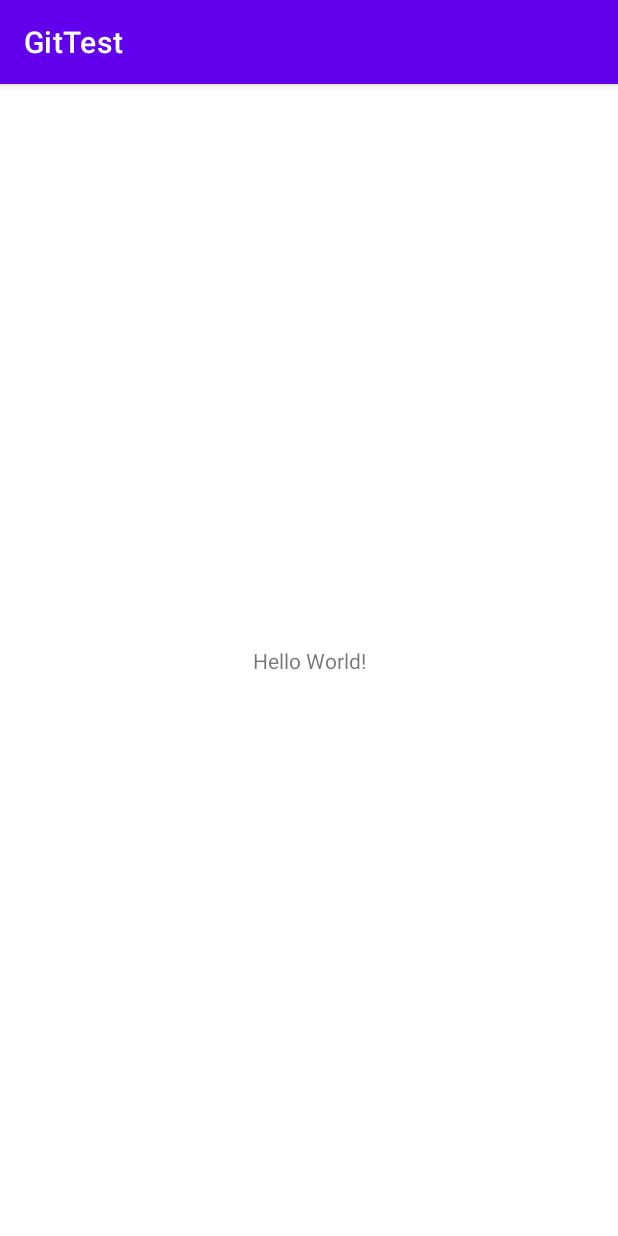
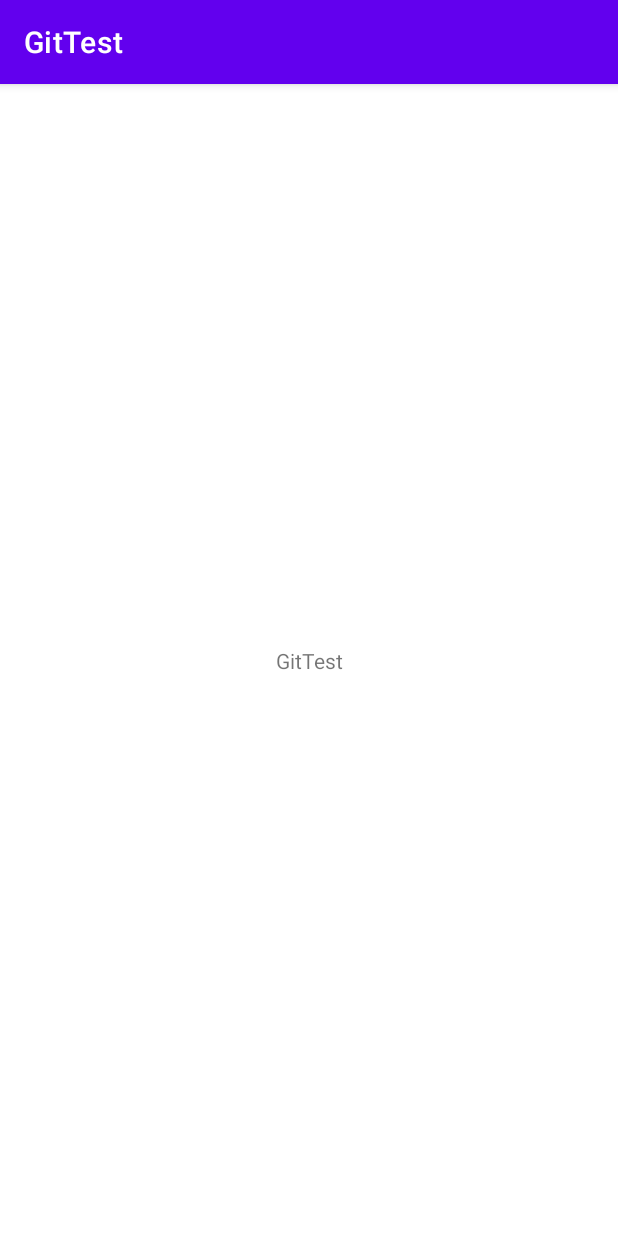
Before and after one commit to giuliatremm/git-test, an Android app: the screen it shows after launch (MainActivity), on a phone screen of 412 x 824 dp. Run offline under Robolectric (Android 15) with nearby library versions, the phone set to English and light mode, and no system bars.

Commit message:
Commit from test branch

```diff
--- a/app/src/main/java/com/example/gittest/MainActivity.java
+++ b/app/src/main/java/com/example/gittest/MainActivity.java
@@ -8,6 +8,7 @@ public class MainActivity extends AppCompatActivity {
 
     @Override
     protected void onCreate(Bundle savedInstanceState) {
+        // A.comment from test branch
         super.onCreate(savedInstanceState);
         setContentView(R.layout.activity_main);
     }
--- a/app/src/main/res/layout/activity_main.xml
+++ b/app/src/main/res/layout/activity_main.xml
@@ -9,7 +9,7 @@
     <TextView
         android:layout_width="wrap_content"
         android:layout_height="wrap_content"
-        android:text="Hello World!"
+        android:text="@string/app_name"
         app:layout_constraintBottom_toBottomOf="parent"
         app:layout_constraintLeft_toLeftOf="parent"
         app:layout_constraintRight_toRightOf="parent"
```
